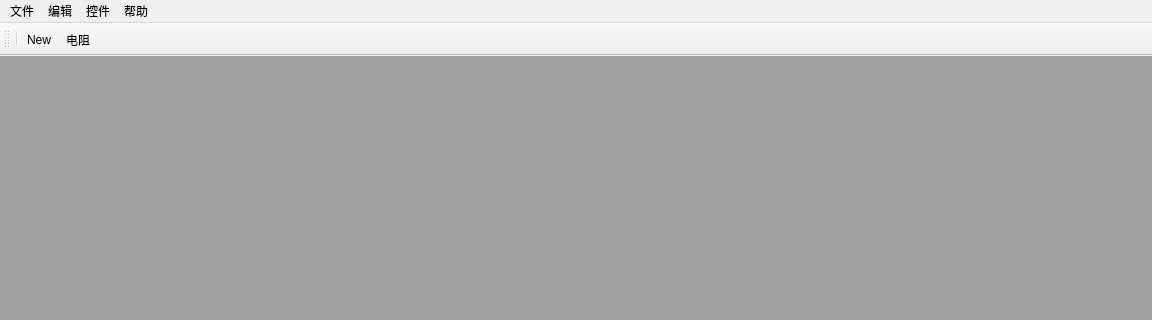
First picture: the form in mainwindow.ui, repository rienmu/NTPSC, before the edit; both pictures show x 0 to 1152 and y 0 to 320 of the 1152 by 668 pixel window.
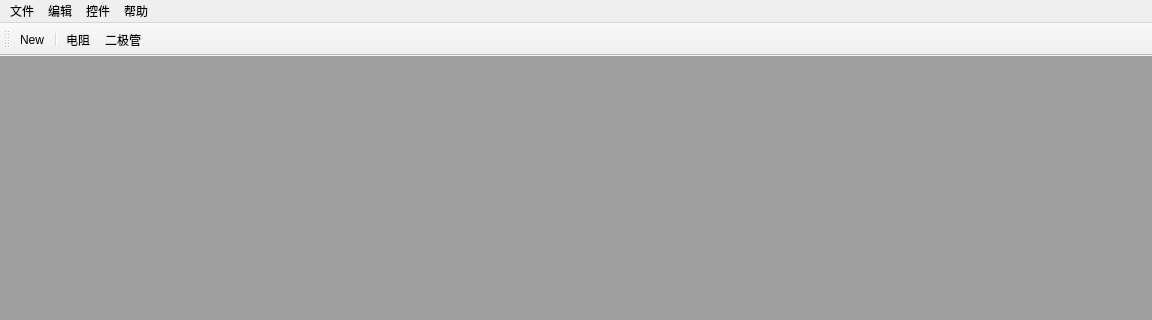
Second picture: the form after the edit. Icons and pictures are not drawn.

Commit message: 添加二极管

Diff of the .ui file:
```diff
--- a/mainwindow.ui
+++ b/mainwindow.ui
@@ -87,9 +87,10 @@
    <attribute name="toolBarBreak">
     <bool>false</bool>
    </attribute>
-   <addaction name="separator"/>
    <addaction name="actionNew"/>
+   <addaction name="separator"/>
    <addaction name="actionRes"/>
+   <addaction name="actionDiod"/>
   </widget>
   <action name="actionnew">
    <property name="text">
@@ -200,6 +201,18 @@
     <bool>true</bool>
    </property>
   </action>
+  <action name="actionDiod">
+   <property name="icon">
+    <iconset resource="src/img/iconimg.qrc">
+     <normaloff>:/img/icon/diod.png</normaloff>:/img/icon/diod.png</iconset>
+   </property>
+   <property name="text">
+    <string>二极管</string>
+   </property>
+   <property name="toolTip">
+    <string>二极管</string>
+   </property>
+  </action>
  </widget>
  <layoutdefault spacing="6" margin="11"/>
  <resources>
```
The commit also changes 4 other files.
